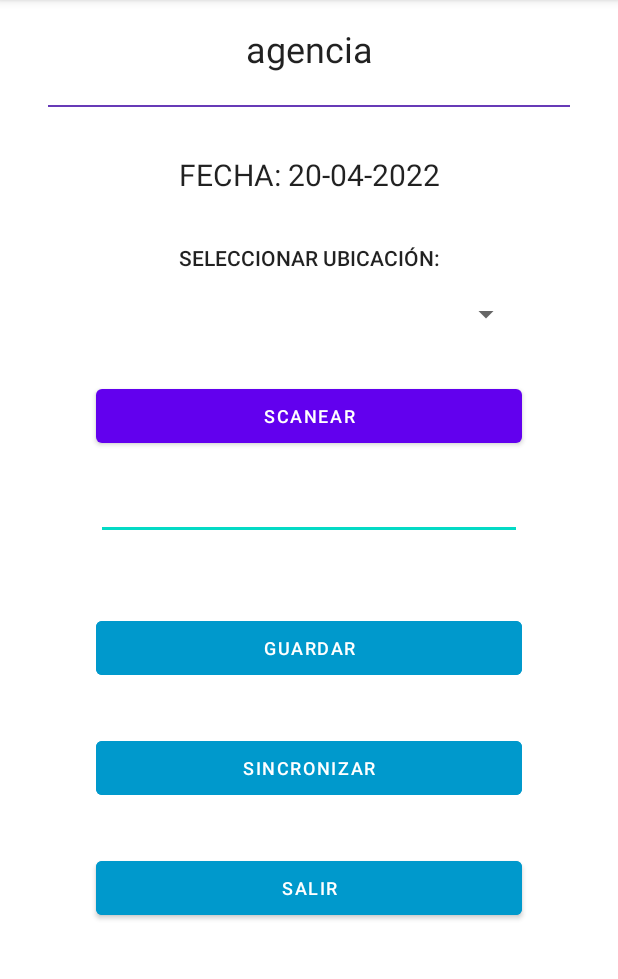
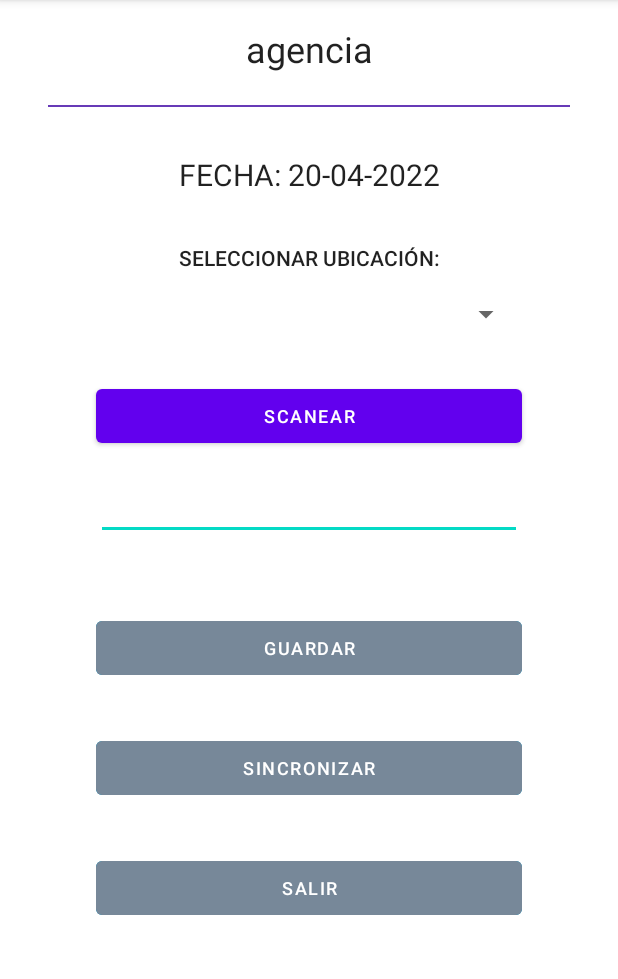
Before and after one commit to Miguelmalaj/Inventario-Android-App, an Android app: the MainActivity screen opened directly, with no data from a screen before it, after a tap on "SINCRONIZAR", on a phone screen of 412 x 824 dp, the part 84-1063 px from its top. Run offline under Robolectric (Android 15) with nearby library versions, the phone set to English and light mode, and no system bars; libraries missing offline, so code that uses them is left out: com.google.zxing.integration; 4 statements that could not run were skipped.

```diff
--- a/app/src/main/java/com/example/bd_inventario/MainActivity.java
+++ b/app/src/main/java/com/example/bd_inventario/MainActivity.java
@@ -159,6 +159,11 @@ public class MainActivity extends AppCompatActivity implements View.OnClickListe
                 btnSync.setEnabled(false);
                 btnguardar.setEnabled(false);
 
+                btnSalir.setBackgroundColor(0xff778899); //color gris
+                btnSync.setBackgroundColor(0xff778899);
+                btnguardar.setBackgroundColor(0xff778899);
+
+
 
                 //1.- Revisar conexion wifi
                 //2.- Crear funcion para obtener todos los registros de inventarios de HOY.
@@ -168,8 +173,12 @@ public class MainActivity extends AppCompatActivity implements View.OnClickListe
 
                 if(!revisarConexion()){
                     btnguardar.setEnabled(true);
+                    btnSync.setEnabled(true);
                     btnSalir.setEnabled(true);
-                    btnSync.setEnabled(true);
+
+                    btnSalir.setBackgroundColor(0xff33b5e5); //color azul
+                    btnguardar.setBackgroundColor(0xff33b5e5);
+                    btnSync.setBackgroundColor(0xff33b5e5);
                     Toast.makeText(MainActivity.this, "Favor de conectarse a la red antes de realizar la sincronización.", Toast.LENGTH_LONG).show();
                     return;
 
@@ -206,39 +215,16 @@ public class MainActivity extends AppCompatActivity implements View.OnClickListe
                             public void onFailure(Call<responseRegistrosInventario> call, Throwable t) {
                                 Log.i("RESPUESTA=","500");
                                 Toast.makeText(MainActivity.this, "Error al conectar con servidor, verificar conexión VPN" , Toast.LENGTH_LONG).show();
+                                btnguardar.setEnabled(true);
+                                btnSync.setEnabled(true);
+                                btnSalir.setEnabled(true);
+                                btnSalir.setBackgroundColor(0xff33b5e5); //color azul
+                                btnguardar.setBackgroundColor(0xff33b5e5);
+                                btnSync.setBackgroundColor(0xff33b5e5);
                             }
                         });
 
 
-                /*
-                mAPIService
-                        .sincronizaInventario(registrosInventarioHoy)
-                        .enqueue(new Callback<responseRegistrosInventario>() {
-
-                            @Override
-                            public void onResponse(Call<responseRegistrosInventario> call, Response<responseRegistrosInventario> response) {
-                                Log.i("RESPUESTA=","200");
-                                Log.i("RESPUESTA=",response.body().getMensaje());
-
-                                if(response.body().getEstado() == 2){ //server response 2 si no hay registros
-                                    btnguardar.setEnabled(true);
-                                    btnSync.setEnabled(true);
-                                }
-                                Toast.makeText(MainActivity.this, response.body().getMensaje() , Toast.LENGTH_LONG).show();
-
-                            }
-
-                            @Override
-                            public void onFailure(Call<responseRegistrosInventario> call, Throwable t) {
-                                Log.i("RESPUESTA=","500");
-                                Log.i("RESPUESTA=",t.getMessage());
-                                Toast.makeText(MainActivity.this, "Ocurrió un error con el servidor: No fue posible sincronizar" , Toast.LENGTH_LONG).show();
-
-                            }
-                        });
-                */
-
-                btnSalir.setEnabled(true);
 
             }
 
@@ -260,6 +246,12 @@ public class MainActivity extends AppCompatActivity implements View.OnClickListe
                     @Override
                     public void onFailure(Call<responseRegistrosInventario> call, Throwable t) {
                         Toast.makeText(MainActivity.this, "Ocurrió un error con el servidor: No fue posible sincronizar" , Toast.LENGTH_LONG).show();
+                        btnguardar.setEnabled(true);
+                        btnSync.setEnabled(true);
+                        btnSalir.setEnabled(true);
+                        btnSalir.setBackgroundColor(0xff33b5e5); //color azul
+                        btnguardar.setBackgroundColor(0xff33b5e5);
+                        btnSync.setBackgroundColor(0xff33b5e5);
                     }
                 });
 
@@ -285,11 +277,17 @@ public class MainActivity extends AppCompatActivity implements View.OnClickListe
                         Log.i("RESPUESTA=","200");
                         Log.i("RESPUESTA=",response.body().getMensaje());
 
-                        if(response.body().getEstado() == 2){ //server response 2 si no hay registros
+                        /*if(response.body().getEstado() == 2){ //server response 2 si no hay registros
                             btnguardar.setEnabled(true);
                             btnSync.setEnabled(true);
-                        }
+                            btnSalir.setEnabled(true);
+                            btnSalir.setBackgroundColor(0xff33b5e5); //color azul
+                            btnguardar.setBackgroundColor(0xff33b5e5);
+                            btnSync.setBackgroundColor(0xff33b5e5);
+                        }*/
                         Toast.makeText(MainActivity.this, response.body().getMensaje() , Toast.LENGTH_LONG).show();
+                        btnSalir.setEnabled(true);
+                        btnSalir.setBackgroundColor(0xff33b5e5);
 
                     }
 
@@ -395,8 +393,6 @@ public class MainActivity extends AppCompatActivity implements View.OnClickListe
 
     @Override
     public void onClick(View view) {
-
-
     }
 
     // Método para guardar datos
@@ -410,7 +406,7 @@ public class MainActivity extends AppCompatActivity implements View.OnClickListe
         int Sucursal = Integer.parseInt(userLogged.getSucursal().toString());
 
         // Alta de variables para guardar en la base de datos
-//        String fecha_db = txtDate.getText().toString();
+        //String fecha_db = txtDate.getText().toString();
         String fecha_db = getFecha();
         String ubicacion_db = ubication_selected;
         String Vin_db = txtVin.getText().toString();
```
